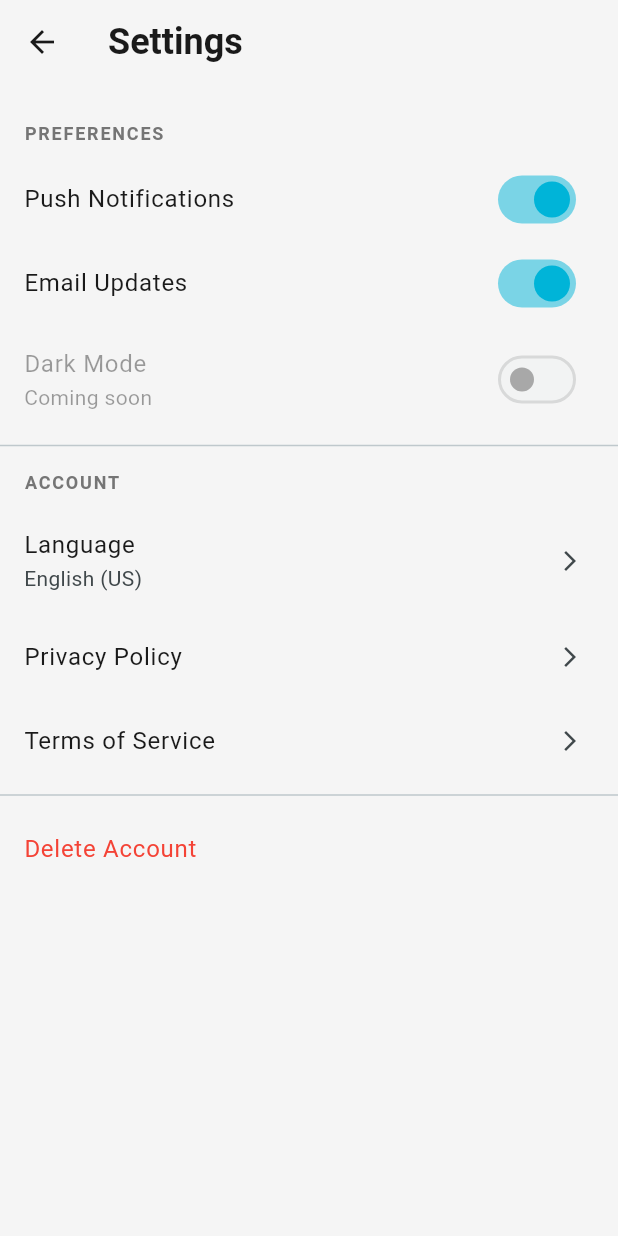
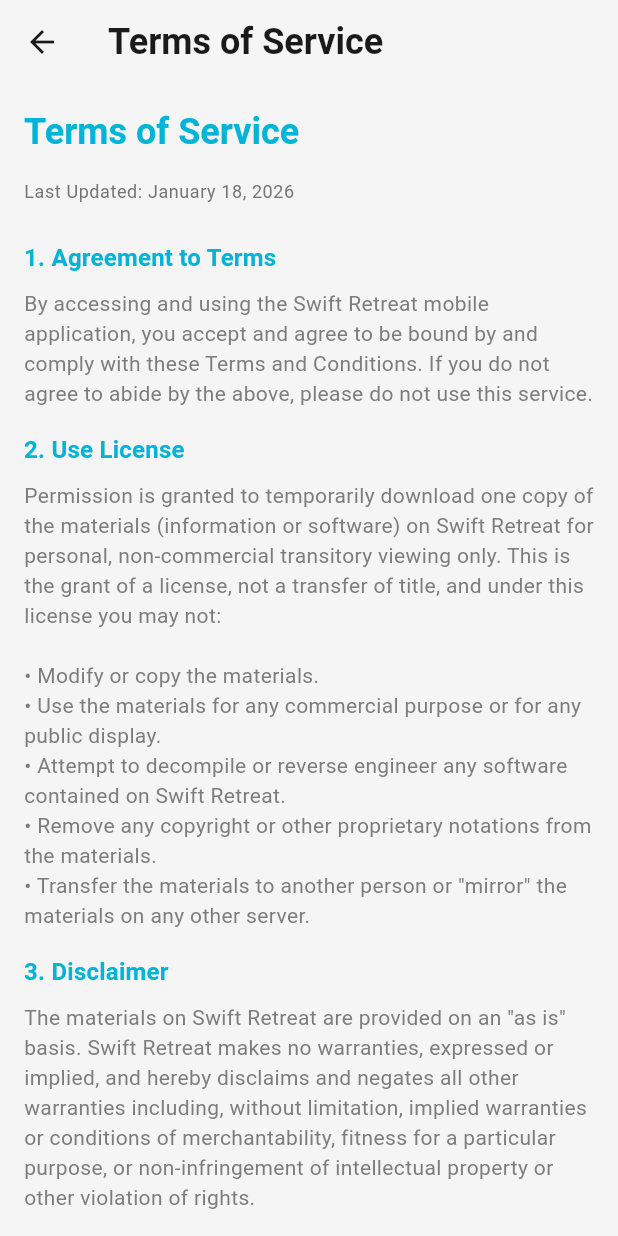
Before and after one commit to nanenmalik/SwiftRetreat, a Flutter app: the SettingsScreen screen opened by its route, after a tap on "Terms of Service", on a phone screen of 412 x 824 dp. Run offline on Flutter 3.47's test engine with Material 3 defaults, Android fonts, the phone set to English and light mode, and no system bars; our stand-ins replace cloud_firestore, firebase_auth, firebase_core, google_sign_in; missing offline and left inert: googleapis; accounts and stored records are empty; network calls fail.

Commit message:
feat: Add privacy policy, terms of service, and language selection screens; update settings screen navigation

```diff
--- a/swiftretreat/lib/main.dart
+++ b/swiftretreat/lib/main.dart
@@ -30,6 +30,8 @@
     return MaterialApp(
       title: 'Swift Retreat',
       theme: AppTheme.bohemianTheme,
+      darkTheme: null,
+      themeMode: ThemeMode.light,
       home: const AuthWrapper(),
       routes: {
         '/home': (context) => const HomeScreen(),
--- /dev/null
+++ b/swiftretreat/lib/screens/profile/privacy_policy_screen.dart
@@ -0,0 +1,70 @@
+import 'package:flutter/material.dart';
+import '../../theme/app_theme.dart';
+
+class PrivacyPolicyScreen extends StatelessWidget {
+  const PrivacyPolicyScreen({super.key});
+
+  @override
+  Widget build(BuildContext context) {
+    return Scaffold(
+      appBar: AppBar(title: const Text('Privacy Policy')),
+      body: SingleChildScrollView(
+        padding: const EdgeInsets.all(16),
+        child: Column(
+          crossAxisAlignment: CrossAxisAlignment.start,
+          children: [
+            Text(
+              'Privacy Policy',
+              style: Theme.of(context).textTheme.headlineSmall?.copyWith(
+                    fontWeight: FontWeight.bold,
+                    color: AppTheme.mocha,
+                  ),
+            ),
+            const SizedBox(height: 16),
+            Text(
+              'Last Updated: January 18, 2026',
+              style: Theme.of(context).textTheme.bodySmall?.copyWith(
+                    color: Colors.grey[600],
+                  ),
+            ),
+            const SizedBox(height: 24),
+            _buildSection(context, '1. Introduction',
+                'Swift Retreat is committed to protecting your privacy. This Privacy Policy explains how we collect, use, disclose, and safeguard your information when you use our mobile application.'),
+            _buildSection(context, '2. Information We Collect',
+                'We may collect information about you in a variety of ways. The information we may collect on the Site includes:\n\n• Personal Data: name, email address, phone number, payment information, and booking history.\n• Device Information: device type, operating system, and unique device identifiers.\n• Usage Data: how you interact with our app, pages viewed, and features used.'),
+            _buildSection(context, '3. Use of Your Information',
+                'Having accurate information about you permits us to provide you with a smooth, efficient, and customized experience. Specifically, we may use information collected about you via the Site to:\n\n• Process your transactions and send related information.\n• Email you regarding your account or order.\n• Fulfill and manage purchases, orders, payments, and other transactions related to our Services.\n• Generate a personal profile about you.'),
+            _buildSection(context, '4. Disclosure of Your Information',
+                'We may share your information in situations outlined below. However, we will not rent or sell your information to third parties:\n\n• By Law or to Protect Rights.\n• Third-Party Service Providers.\n• Business Transfers.\n• Affiliates.'),
+            _buildSection(context, '5. Security of Your Information',
+                'We use administrative, technical, and physical security measures to protect your personal information. However, complete security cannot be guaranteed.'),
+            _buildSection(context, '6. Contact Us',
+                'If you have questions or comments about this Privacy Policy, please contact us at:\n\nEmail: privacy@swiftretreat.com\nPhone: +1 (555) 123-4567'),
+            const SizedBox(height: 32),
+          ],
+        ),
+      ),
+    );
+  }
+
+  Widget _buildSection(BuildContext context, String title, String content) {
+    return Column(
+      crossAxisAlignment: CrossAxisAlignment.start,
+      children: [
+        Text(
+          title,
+          style: Theme.of(context).textTheme.titleMedium?.copyWith(
+                fontWeight: FontWeight.bold,
+                color: AppTheme.mocha,
+              ),
+        ),
+        const SizedBox(height: 8),
+        Text(
+          content,
+          style: Theme.of(context).textTheme.bodyMedium,
+        ),
+        const SizedBox(height: 16),
+      ],
+    );
+  }
+}
--- a/swiftretreat/lib/screens/profile/settings_screen.dart
+++ b/swiftretreat/lib/screens/profile/settings_screen.dart
@@ -1,5 +1,8 @@
 import 'package:flutter/material.dart';
 import '../../theme/app_theme.dart';
+import 'privacy_policy_screen.dart';
+import 'terms_of_service_screen.dart';
+import 'language_screen.dart';
 
 class SettingsScreen extends StatefulWidget {
   const SettingsScreen({super.key});
@@ -11,7 +14,6 @@
 class _SettingsScreenState extends State<SettingsScreen> {
   bool _pushNotifications = true;
   bool _emailUpdates = true;
-  final bool _darkMode = false;
 
   @override
   Widget build(BuildContext context) {
@@ -33,30 +35,38 @@
             value: _emailUpdates,
             onChanged: (val) => setState(() => _emailUpdates = val),
           ),
-          SwitchListTile(
-            activeThumbColor: AppTheme.mocha,
-            title: const Text('Dark Mode'),
-            subtitle: const Text('Coming soon'),
-            value: _darkMode,
-            onChanged: null, // Disabled
-          ),
           const Divider(),
           _buildSectionHeader(context, 'Account'),
           ListTile(
             title: const Text('Language'),
             subtitle: const Text('English (US)'),
             trailing: const Icon(Icons.arrow_forward_ios, size: 16),
-            onTap: () {},
+            onTap: () {
+              Navigator.push(
+                context,
+                MaterialPageRoute(builder: (context) => const LanguageScreen()),
+              );
+            },
           ),
           ListTile(
             title: const Text('Privacy Policy'),
             trailing: const Icon(Icons.arrow_forward_ios, size: 16),
-            onTap: () {},
+            onTap: () {
+              Navigator.push(
+                context,
+                MaterialPageRoute(builder: (context) => const PrivacyPolicyScreen()),
+              );
+            },
           ),
           ListTile(
             title: const Text('Terms of Service'),
             trailing: const Icon(Icons.arrow_forward_ios, size: 16),
-            onTap: () {},
+            onTap: () {
+              Navigator.push(
+                context,
+                MaterialPageRoute(builder: (context) => const TermsOfServiceScreen()),
+              );
+            },
           ),
           const Divider(),
           ListTile(
--- /dev/null
+++ b/swiftretreat/lib/screens/profile/terms_of_service_screen.dart
@@ -0,0 +1,76 @@
+import 'package:flutter/material.dart';
+import '../../theme/app_theme.dart';
+
+class TermsOfServiceScreen extends StatelessWidget {
+  const TermsOfServiceScreen({super.key});
+
+  @override
+  Widget build(BuildContext context) {
+    return Scaffold(
+      appBar: AppBar(title: const Text('Terms of Service')),
+      body: SingleChildScrollView(
+        padding: const EdgeInsets.all(16),
+        child: Column(
+          crossAxisAlignment: CrossAxisAlignment.start,
+          children: [
+            Text(
+              'Terms of Service',
+              style: Theme.of(context).textTheme.headlineSmall?.copyWith(
+                    fontWeight: FontWeight.bold,
+                    color: AppTheme.mocha,
+                  ),
+            ),
+            const SizedBox(height: 16),
+            Text(
+              'Last Updated: January 18, 2026',
+              style: Theme.of(context).textTheme.bodySmall?.copyWith(
+                    color: Colors.grey[600],
+                  ),
+            ),
+            const SizedBox(height: 24),
+            _buildSection(context, '1. Agreement to Terms',
+                'By accessing and using the Swift Retreat mobile application, you accept and agree to be bound by and comply with these Terms and Conditions. If you do not agree to abide by the above, please do not use this service.'),
+            _buildSection(context, '2. Use License',
+                'Permission is granted to temporarily download one copy of the materials (information or software) on Swift Retreat for personal, non-commercial transitory viewing only. This is the grant of a license, not a transfer of title, and under this license you may not:\n\n• Modify or copy the materials.\n• Use the materials for any commercial purpose or for any public display.\n• Attempt to decompile or reverse engineer any software contained on Swift Retreat.\n• Remove any copyright or other proprietary notations from the materials.\n• Transfer the materials to another person or "mirror" the materials on any other server.'),
+            _buildSection(context, '3. Disclaimer',
+                'The materials on Swift Retreat are provided on an "as is" basis. Swift Retreat makes no warranties, expressed or implied, and hereby disclaims and negates all other warranties including, without limitation, implied warranties or conditions of merchantability, fitness for a particular purpose, or non-infringement of intellectual property or other violation of rights.'),
+            _buildSection(context, '4. Limitations',
+                'In no event shall Swift Retreat or its suppliers be liable for any damages (including, without limitation, damages for loss of data or profit, or due to business interruption) arising out of the use or inability to use the materials on Swift Retreat, even if Swift Retreat or an authorized representative has been notified orally or in writing of the possibility of such damage.'),
+            _buildSection(context, '5. Accuracy of Materials',
+                'The materials appearing on Swift Retreat could include technical, typographical, or photographic errors. Swift Retreat does not warrant that any of the materials on its website are accurate, complete, or current. Swift Retreat may make changes to the materials contained on its website at any time without notice.'),
+            _buildSection(context, '6. Links',
+                'Swift Retreat has not reviewed all of the sites linked to its website and is not responsible for the contents of any such linked site. The inclusion of any link does not imply endorsement by Swift Retreat of the site. Use of any such linked website is at the user\'s own risk.'),
+            _buildSection(context, '7. Modifications',
+                'Swift Retreat may revise these Terms and Conditions for its website at any time without notice. By using this website, you are agreeing to be bound by the then current version of these Terms and Conditions.'),
+            _buildSection(context, '8. Governing Law',
+                'These Terms and Conditions are governed by and construed in accordance with the laws of the jurisdiction in which Swift Retreat operates, and you irrevocably submit to the exclusive jurisdiction of the courts in that location.'),
+            _buildSection(context, '9. Contact Information',
+                'If you have any questions about these Terms of Service, please contact us at:\n\nEmail: support@swiftretreat.com\nPhone: +1 (555) 123-4567'),
+            const SizedBox(height: 32),
+          ],
+        ),
+      ),
+    );
+  }
+
+  Widget _buildSection(BuildContext context, String title, String content) {
+    return Column(
+      crossAxisAlignment: CrossAxisAlignment.start,
+      children: [
+        Text(
+          title,
+          style: Theme.of(context).textTheme.titleMedium?.copyWith(
+                fontWeight: FontWeight.bold,
+                color: AppTheme.mocha,
+              ),
+        ),
+        const SizedBox(height: 8),
+        Text(
+          content,
+          style: Theme.of(context).textTheme.bodyMedium,
+        ),
+        const SizedBox(height: 16),
+      ],
+    );
+  }
+}
```
Also changed, not shown: swiftretreat/lib/screens/profile/language_screen.dart (added, +57 -0 lines).
